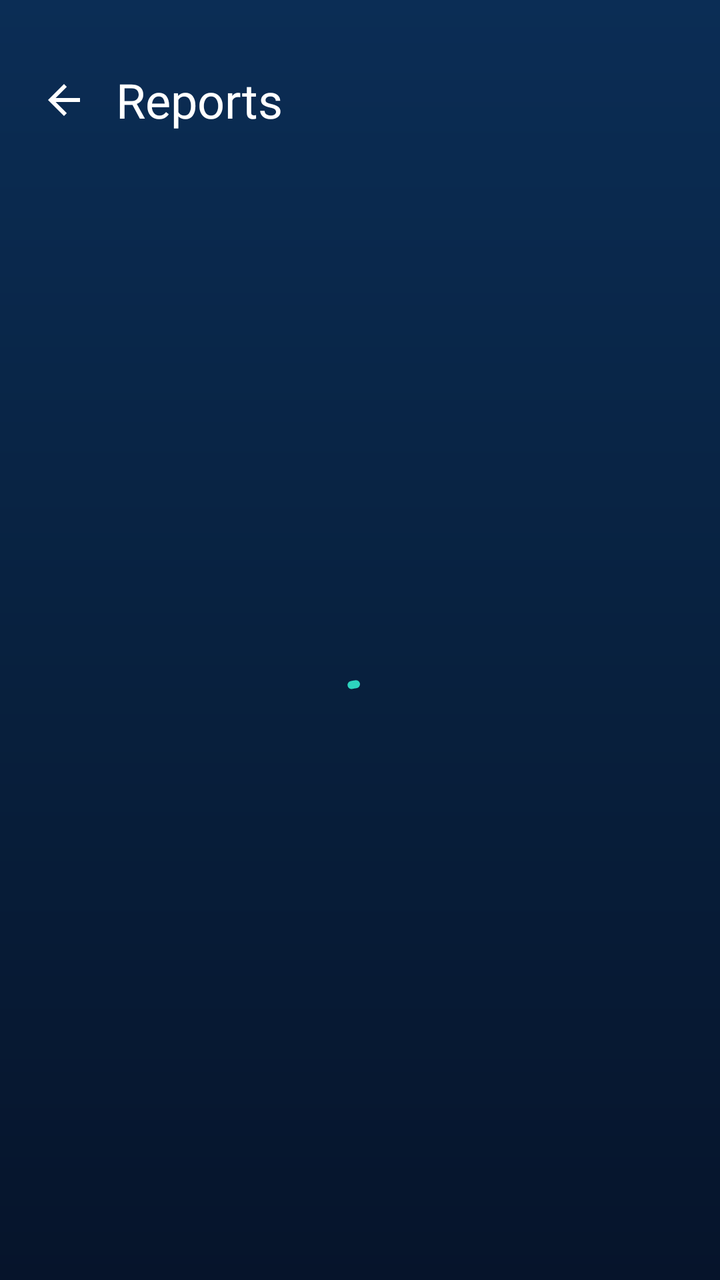
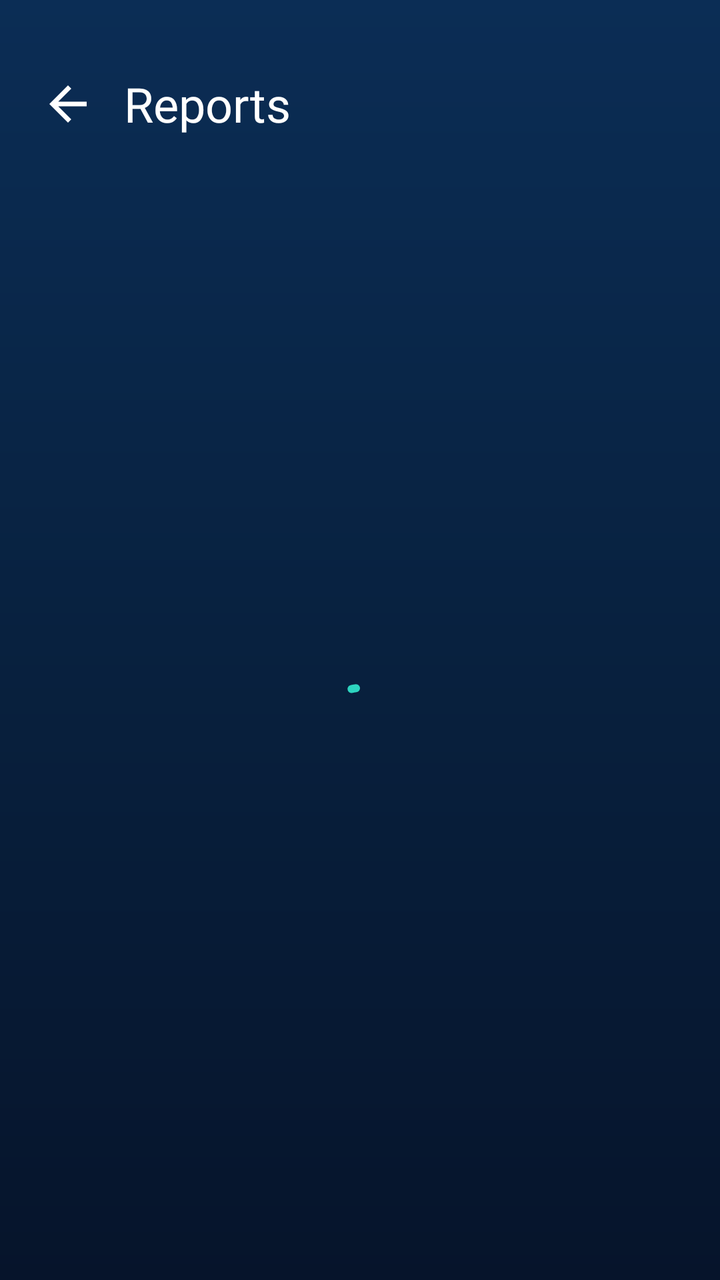

An Android layout rendered at two revisions. The XML below is the earlier revision; the diff shows what the commit changed to produce the second picture.
<!-- AndroidManifest.xml: application theme Theme.CampusPulse -->
<!-- res/layout/activity_incidents.xml -->
<?xml version="1.0" encoding="utf-8"?>
<FrameLayout xmlns:android="http://schemas.android.com/apk/res/android"
    xmlns:app="http://schemas.android.com/apk/res-auto"
    android:layout_width="match_parent"
    android:layout_height="match_parent"
    android:background="@drawable/bg_dashboard">

    <LinearLayout
        android:layout_width="match_parent"
        android:layout_height="match_parent"
        android:orientation="vertical">

        <LinearLayout
            android:layout_width="match_parent"
            android:layout_height="wrap_content"
            android:gravity="center_vertical"
            android:orientation="horizontal"
            android:paddingStart="10dp"
            android:paddingTop="28dp"
            android:paddingEnd="20dp"
            android:paddingBottom="8dp">

            <ImageView
                android:id="@+id/btnBack"
                android:layout_width="44dp"
                android:layout_height="44dp"
                android:background="?attr/selectableItemBackgroundBorderless"
                android:contentDescription="Back"
                android:padding="10dp"
                android:src="@drawable/ic_back" />

            <TextView
                android:id="@+id/tvTitle"
                android:layout_width="0dp"
                android:layout_height="wrap_content"
                android:layout_marginStart="4dp"
                android:layout_weight="1"
                android:fontFamily="@font/poppins_bold"
                android:text="Reports"
                android:textColor="#FFFFFF"
                android:textSize="24sp" />

            <TextView
                android:id="@+id/tvCount"
                android:layout_width="wrap_content"
                android:layout_height="wrap_content"
                android:fontFamily="@font/poppins_regular"
                android:textColor="#9DB2D1"
                android:textSize="13sp" />
        </LinearLayout>

        <HorizontalScrollView
            android:layout_width="match_parent"
            android:layout_height="wrap_content"
            android:clipToPadding="false"
            android:paddingStart="16dp"
            android:paddingEnd="16dp"
            android:scrollbars="none">

            <LinearLayout
                android:id="@+id/chipRow"
                android:layout_width="wrap_content"
                android:layout_height="wrap_content"
                android:orientation="horizontal" />
        </HorizontalScrollView>

        <FrameLayout
            android:layout_width="match_parent"
            android:layout_height="0dp"
            android:layout_weight="1">

            <androidx.recyclerview.widget.RecyclerView
                android:id="@+id/rvIncidents"
                android:layout_width="match_parent"
                android:layout_height="match_parent"
                android:clipToPadding="false"
                android:paddingStart="16dp"
                android:paddingTop="14dp"
                android:paddingEnd="16dp"
                android:paddingBottom="100dp" />

            <LinearLayout
                android:id="@+id/emptyState"
                android:layout_width="match_parent"
                android:layout_height="match_parent"
                android:gravity="center"
                android:orientation="vertical"
                android:visibility="gone">

                <ImageView
                    android:layout_width="64dp"
                    android:layout_height="64dp"
                    android:importantForAccessibility="no"
                    android:src="@drawable/ic_report"
                    app:tint="#4A5F85" />

                <TextView
                    android:id="@+id/tvEmptyTitle"
                    android:layout_width="wrap_content"
                    android:layout_height="wrap_content"
                    android:layout_marginTop="12dp"
                    android:fontFamily="@font/poppins_bold"
                    android:textColor="#FFFFFF"
                    android:textSize="18sp" />

                <TextView
                    android:id="@+id/tvEmptySub"
                    android:layout_width="wrap_content"
                    android:layout_height="wrap_content"
                    android:fontFamily="@font/poppins_regular"
                    android:gravity="center"
                    android:paddingStart="32dp"
                    android:paddingEnd="32dp"
                    android:textColor="#9DB2D1"
                    android:textSize="13sp" />
            </LinearLayout>

            <com.google.android.material.progressindicator.CircularProgressIndicator
                android:id="@+id/loading"
                android:layout_width="wrap_content"
                android:layout_height="wrap_content"
                android:layout_gravity="center"
                android:indeterminate="true"
                app:indicatorColor="#2DD4BF" />
        </FrameLayout>
    </LinearLayout>

    <com.google.android.material.floatingactionbutton.ExtendedFloatingActionButton
        android:id="@+id/fabAdd"
        android:layout_width="wrap_content"
        android:layout_height="wrap_content"
        android:layout_gravity="bottom|end"
        android:layout_margin="20dp"
        android:fontFamily="@font/poppins_bold"
        android:text="Report issue"
        android:textColor="#06201E"
        android:visibility="gone"
        app:backgroundTint="#FF8484"
        app:icon="@drawable/ic_add"
        app:iconTint="#06201E" />
</FrameLayout>
<!-- resources referenced by this layout -->
<resources>
  <!-- drawable bg_dashboard (drawable) -->
  <shape xmlns:android="http://schemas.android.com/apk/res/android">
      <gradient android:startColor="#0B2D55" android:centerColor="#08213F"
          android:endColor="#06142B" android:angle="270" />
  </shape>
  <!-- drawable ic_add (drawable) -->
  <vector xmlns:android="http://schemas.android.com/apk/res/android"
      android:width="24dp" android:height="24dp"
      android:viewportWidth="24" android:viewportHeight="24">
      <path android:fillColor="#FFFFFF"
          android:pathData="M19,13h-6v6h-2v-6H5v-2h6V5h2v6h6v2z"/>
  </vector>
  <!-- drawable ic_back (drawable) -->
  <vector xmlns:android="http://schemas.android.com/apk/res/android"
      android:width="24dp" android:height="24dp"
      android:viewportWidth="24" android:viewportHeight="24">
      <path android:fillColor="#FFFFFF"
          android:pathData="M20,11H7.83l5.59,-5.59L12,4l-8,8 8,8 1.41,-1.41L7.83,13H20v-2z"/>
  </vector>
  <!-- drawable ic_report (drawable) -->
  <vector xmlns:android="http://schemas.android.com/apk/res/android"
      android:width="24dp" android:height="24dp"
      android:viewportWidth="24" android:viewportHeight="24">
      <path android:fillColor="#FFFFFF"
          android:pathData="M19,3h-4.18C14.4,1.84 13.3,1 12,1c-1.3,0 -2.4,0.84 -2.82,2H5c-1.1,0 -2,0.9 -2,2v14c0,1.1 0.9,2 2,2h14c1.1,0 2,-0.9 2,-2V5c0,-1.1 -0.9,-2 -2,-2zM12,3c0.55,0 1,0.45 1,1s-0.45,1 -1,1 -1,-0.45 -1,-1 0.45,-1 1,-1zM13,17h-2v-2h2v2zM13,13h-2V7h2v6z"/>
  </vector>
  <style name="Theme.CampusPulse" parent="Theme.Material3.DayNight.NoActionBar" />
</resources>

<!-- the commit's change to res/layout/activity_incidents.xml (unified diff, before → after) -->
@@ -22,8 +22,8 @@
 
             <ImageView
                 android:id="@+id/btnBack"
-                android:layout_width="44dp"
-                android:layout_height="44dp"
+                android:layout_width="48dp"
+                android:layout_height="48dp"
                 android:background="?attr/selectableItemBackgroundBorderless"
                 android:contentDescription="Back"
                 android:padding="10dp"
